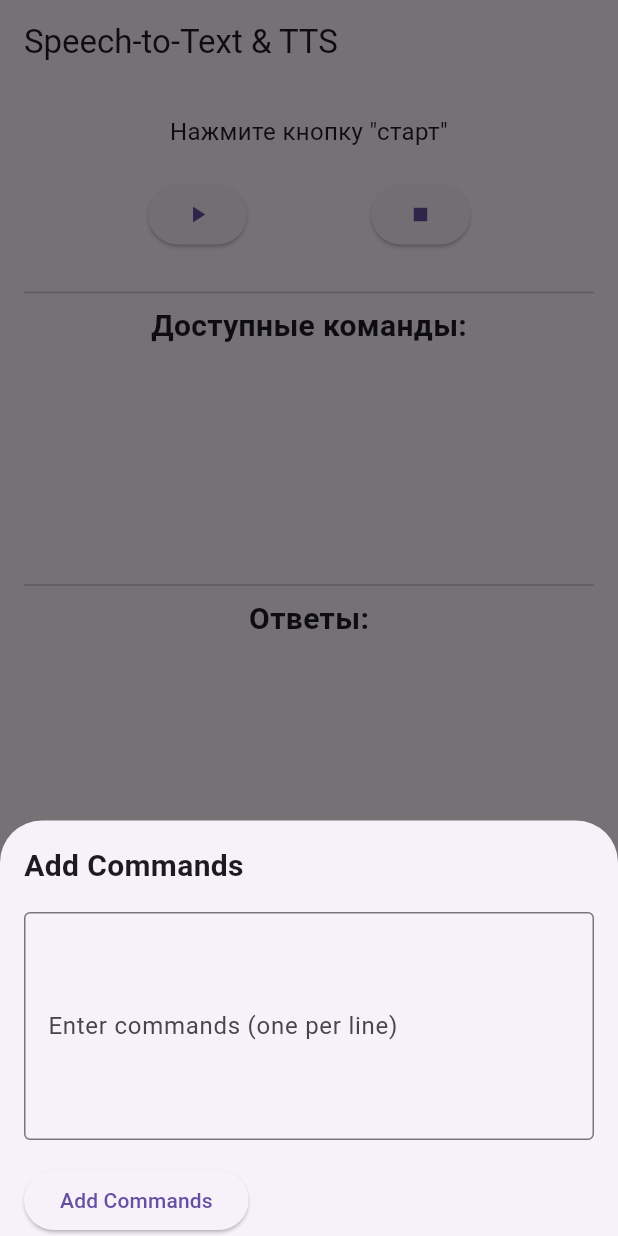
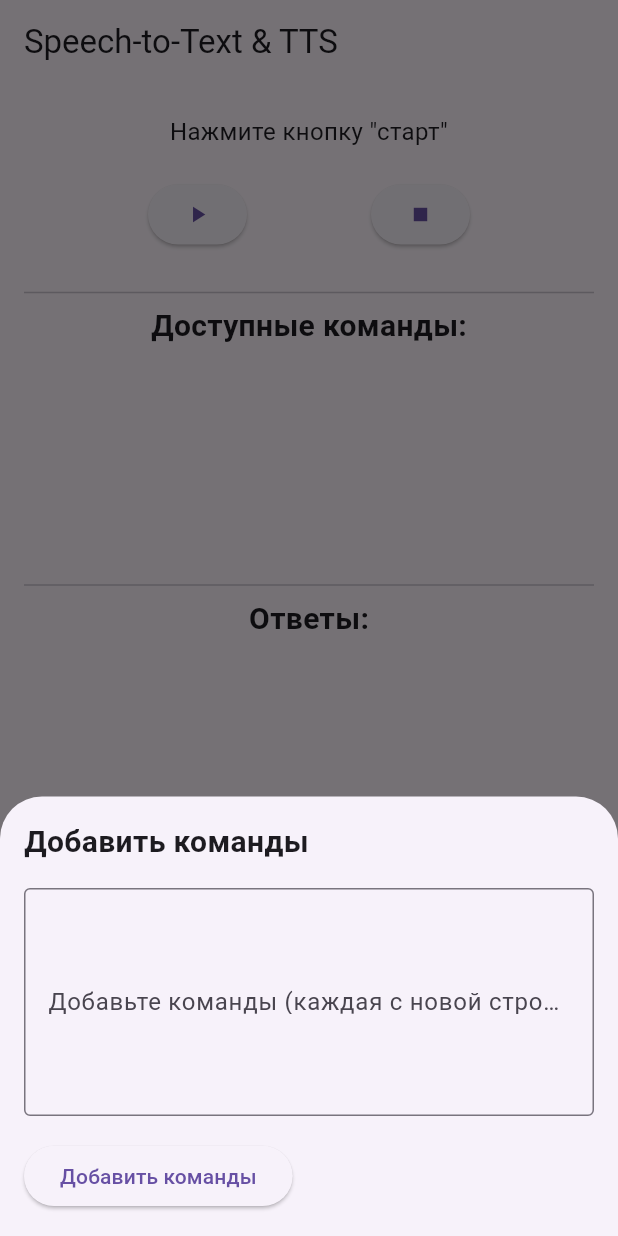
Before and after one commit to AlexanderPetrosow/speach_to_text, a Flutter app: the screen it shows after launch, after a tap on the "add" icon, on a phone screen of 412 x 824 dp. Run offline on Flutter 3.47's test engine with Material 3 defaults, Android fonts, the phone set to English and light mode, and no system bars; our stand-ins replace flutter_tts, permission_handler, speech_to_text.

Commit message:
refactor: update command input UI and remove unused command controller

```diff
--- a/lib/main.dart
+++ b/lib/main.dart
@@ -3,7 +3,6 @@ import 'dart:io';
 
 import 'package:flutter/material.dart';
 import 'package:path_provider/path_provider.dart';
-import 'package:speech_to_text/speech_recognition_result.dart';
 import 'package:speech_to_text/speech_to_text.dart';
 import 'package:speech_recognizer_app/commands_manager.dart';
 import 'package:speech_recognizer_app/text_to_speech_service.dart';
@@ -39,7 +38,6 @@ class _MyHomePageState extends State<MyHomePage> {
   String? _currentCommand;
   Timer? _responseTimer;
   bool _isProcessing = false;
-  final TextEditingController _commandController = TextEditingController();
   int _currentCommandIndex = 0;
 
   @override
@@ -69,7 +67,7 @@ class _MyHomePageState extends State<MyHomePage> {
 
       await _listenToResponse(command);
 
-      _currentCommandIndex++; // Move to the next command
+      _currentCommandIndex++;
     }
 
     setState(() {
@@ -131,17 +129,17 @@ class _MyHomePageState extends State<MyHomePage> {
 
         return Padding(
           padding: EdgeInsets.only(
-            bottom: MediaQuery.of(context).viewInsets.bottom,
             left: 16.0,
             right: 16.0,
             top: 16.0,
+            bottom: 16.0,
           ),
           child: Column(
             mainAxisSize: MainAxisSize.min,
             crossAxisAlignment: CrossAxisAlignment.start,
             children: [
               const Text(
-                'Add Commands',
+                'Добавить команды',
                 style: TextStyle(fontSize: 20, fontWeight: FontWeight.bold),
               ),
               const SizedBox(height: 16),
@@ -150,12 +148,11 @@ class _MyHomePageState extends State<MyHomePage> {
                 maxLines: 5,
                 decoration: const InputDecoration(
                   border: OutlineInputBorder(),
-                  labelText: 'Enter commands (one per line)',
+                  labelText: 'Добавьте команды (каждая с новой строки)',
                 ),
               ),
               const SizedBox(height: 16),
-              ElevatedButton(
-                onPressed: () async {
+              ElevatedButton(onPressed: () async {
                 final commands = commandInputController.text
                     .split('\n')
                     .map((command) => command.trim())
@@ -167,11 +164,9 @@ class _MyHomePageState extends State<MyHomePage> {
                   setState(() {
                     _commands.addAll(commands);
                   });
-                    Navigator.pop(context); // Close the modal
+                  Navigator.pop(context);
                 }
-                },
-                child: const Text('Add Commands'),
-              ),
+              }, child: const Text('Добавить команды')),
             ],
           ),
         );
@@ -210,22 +205,6 @@ class _MyHomePageState extends State<MyHomePage> {
     });
     _ttsService.stop();
     _responseTimer?.cancel();
-  }
-
-  void _addCommand() async {
-    final newCommands = _commandController.text
-        .split('\n')
-        .map((command) => command.trim())
-        .where((command) => command.isNotEmpty)
-        .toList();
-
-    if (newCommands.isNotEmpty) {
-      await _commandManager.addCommands(newCommands);
-      setState(() {
-        _commands.addAll(newCommands);
-      });
-      _commandController.clear();
-    }
   }
 
   @override
```
Lines whose indentation alone changed are shown as unchanged.
